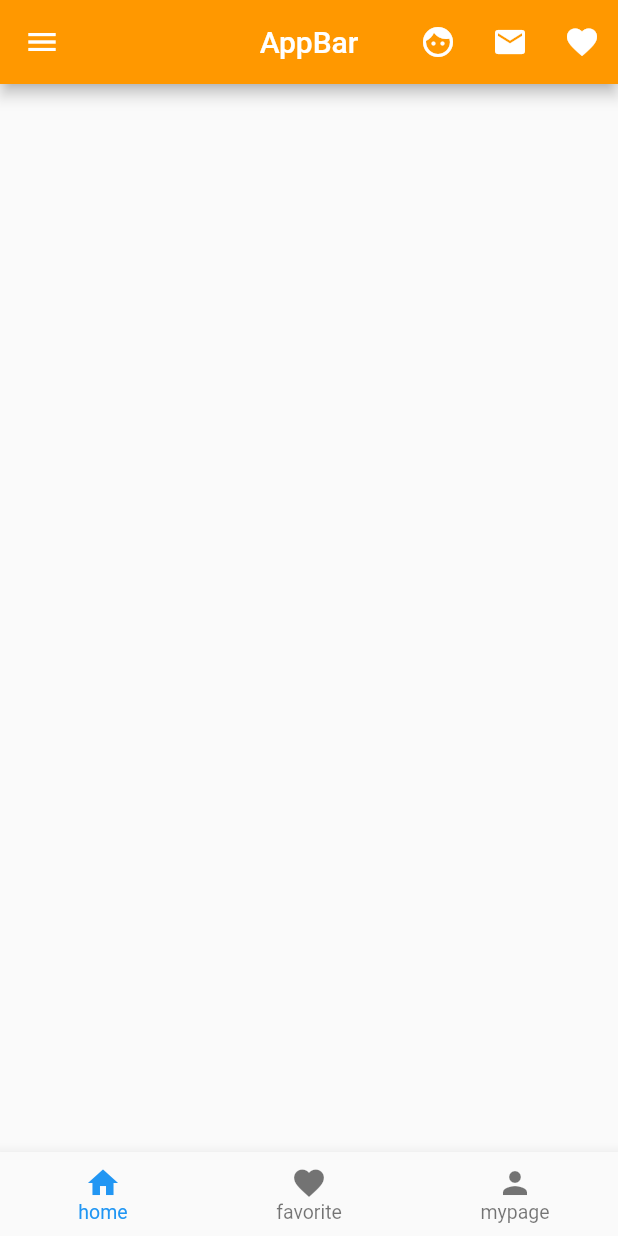
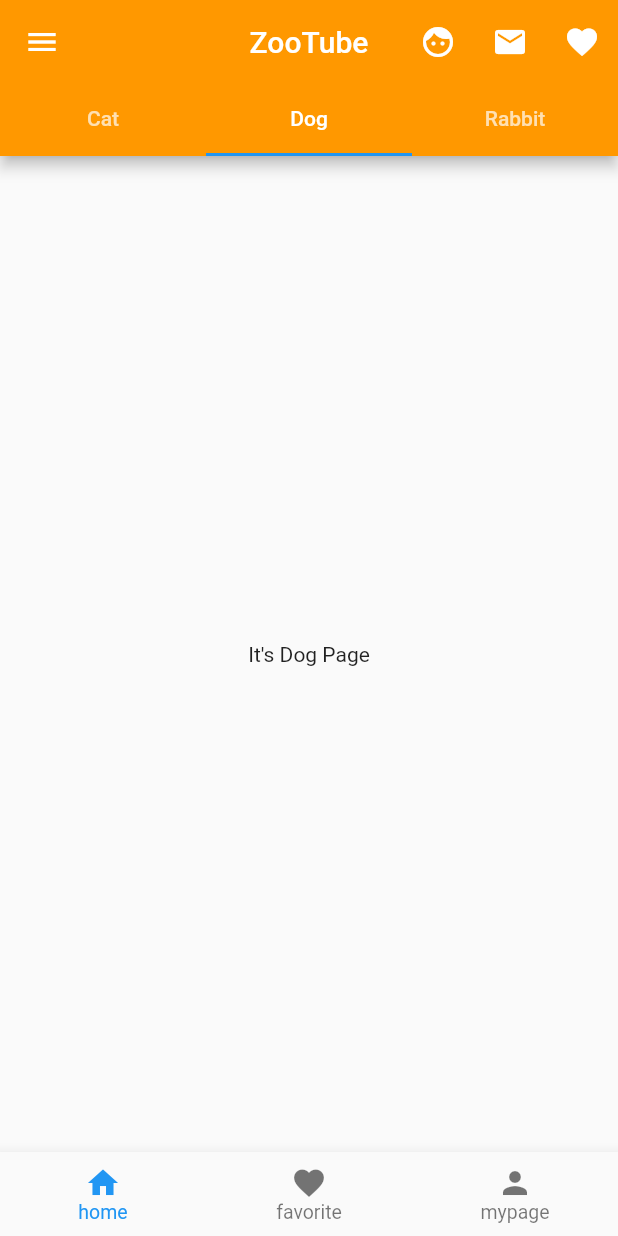
Before and after one commit to nyannsuke01/zoo_tube_flutter, a Flutter app: the screen it shows after launch, on a phone screen of 412 x 824 dp. Run offline on Flutter 3.47's test engine with Material 2 defaults, Android fonts, the phone set to English and light mode, and no system bars.

Commit message:
✨ Add home_screen.dart

```diff
--- a/lib/home_screen.dart
+++ b/lib/home_screen.dart
@@ -5,6 +5,60 @@ class HomeScreen extends StatelessWidget {
 
   @override
   Widget build(BuildContext context) {
-    return Container();
+    return DefaultTabController(
+      initialIndex: 1,
+      length: 3,
+      child: Scaffold(
+        appBar: AppBar(
+          leading: Icon(Icons.menu),
+          title: const Text('ZooTube'),
+          backgroundColor: Colors.orange,
+          centerTitle: true,
+          actions: <Widget>[
+            IconButton(
+              icon: Icon(
+                Icons.face,
+                color: Colors.white,
+              ),
+              onPressed: () {},
+            ),
+            IconButton(
+              icon: Icon(
+                Icons.email,
+                color: Colors.white,
+              ),
+              onPressed: () {},
+            ),
+            IconButton(
+              icon: Icon(
+                Icons.favorite,
+                color: Colors.white,
+              ),
+              onPressed: () {},
+            ),
+          ],
+          bottom: const TabBar(
+            tabs: <Widget>[
+              Tab(text: "Cat"),
+              Tab(text: "Dog"),
+              Tab(text: "Rabbit")
+            ],
+          ),
+        ),
+        body: const TabBarView(
+          children: <Widget>[
+            Center(
+              child: Text("It's Cat Page"),
+            ),
+            Center(
+              child: Text("It's Dog Page"),
+            ),
+            Center(
+              child: Text("It's Rabbit"),
+            ),
+          ],
+        ),
+      ),
+    );
   }
 }
--- a/lib/main.dart
+++ b/lib/main.dart
@@ -13,35 +13,6 @@ class MyApp extends StatelessWidget {
   Widget build(BuildContext context) {
     return MaterialApp(
       home: Scaffold(
-        appBar: AppBar(
-          leading: Icon(Icons.menu),
-          title: const Text('AppBar'),
-          backgroundColor: Colors.orange,
-          centerTitle: true,
-          actions: <Widget>[
-            IconButton(
-              icon: Icon(
-                Icons.face,
-                color: Colors.white,
-              ),
-              onPressed: () {},
-            ),
-            IconButton(
-              icon: Icon(
-                Icons.email,
-                color: Colors.white,
-              ),
-              onPressed: () {},
-            ),
-            IconButton(
-              icon: Icon(
-                Icons.favorite,
-                color: Colors.white,
-              ),
-              onPressed: () {},
-            ),
-          ],
-        ),
         body: Navigation(),
       ),
     );
```
